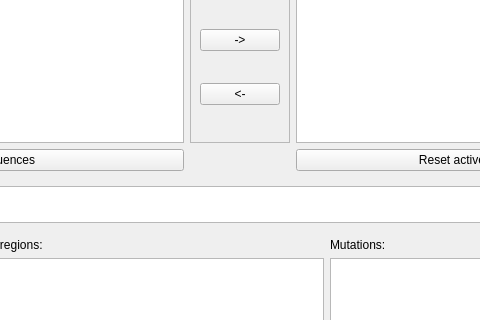
Before: the Qt Designer form MainLibrator_UI.ui in WilsonImmunologyLab/Librator, drawn with Qt 5; both pictures show x 250 to 730 and y 204 to 524 of the 999 by 1175 pixel window.
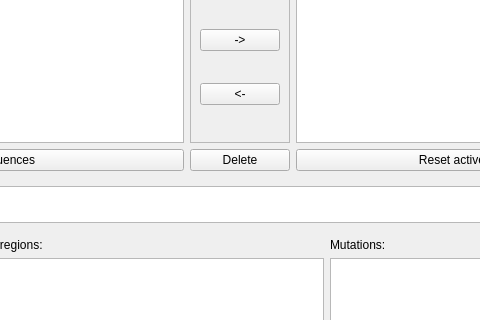
After: the same form once the commit is applied. Icons and pictures are not drawn.

Commit message: add delete function

Diff of the .ui file:
```diff
--- a/MainLibrator_UI.ui
+++ b/MainLibrator_UI.ui
@@ -727,7 +727,7 @@
              <x>0</x>
              <y>0</y>
              <width>928</width>
-             <height>930</height>
+             <height>928</height>
             </rect>
            </property>
            <layout class="QGridLayout" name="gridLayout_14">
@@ -868,6 +868,13 @@
                  </layout>
                 </widget>
                </item>
+               <item row="3" column="1">
+                <widget class="QPushButton" name="btnDelete">
+                 <property name="text">
+                  <string>Delete</string>
+                 </property>
+                </widget>
+               </item>
               </layout>
              </widget>
             </item>
```
The commit also changes 7 other files.
